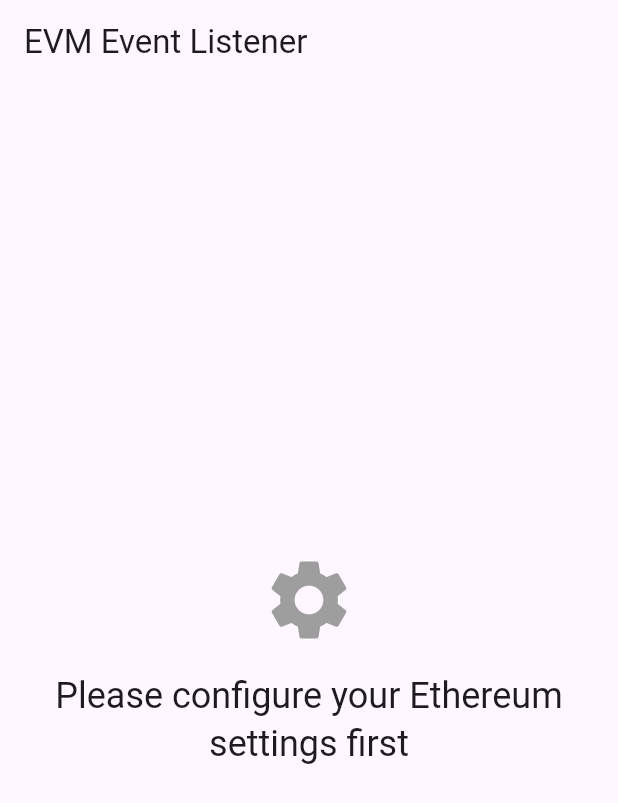
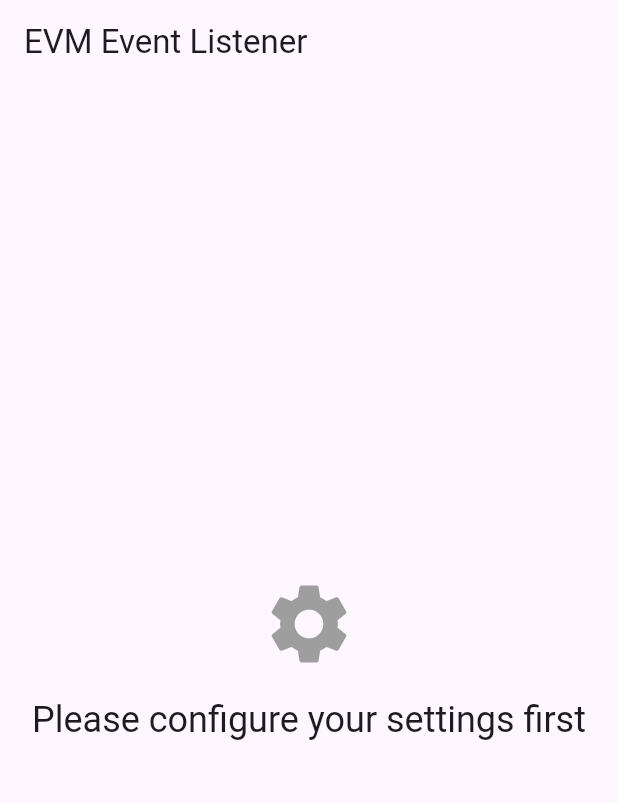
Before and after one commit to peerchemist/evmrider, a Flutter app: the screen it shows after launch, on a phone screen of 412 x 824 dp. Shown: the top 803 px of the screen. Run offline on Flutter 3.47's test engine with Material 3 defaults, Android fonts, the phone set to English and light mode, and no system bars; our stand-ins replace shared_preferences; missing offline and left inert: wallet, web3dart.

Commit message:
change this text here

```diff
--- a/lib/screens/eventlistenerscreen.dart
+++ b/lib/screens/eventlistenerscreen.dart
@@ -37,7 +37,7 @@
               Icon(Icons.settings, size: 64, color: Colors.grey),
               SizedBox(height: 16),
               Text(
-                'Please configure your Ethereum settings first',
+                'Please configure your settings first',
                 style: Theme.of(context).textTheme.headlineSmall,
                 textAlign: TextAlign.center,
               ),
```
